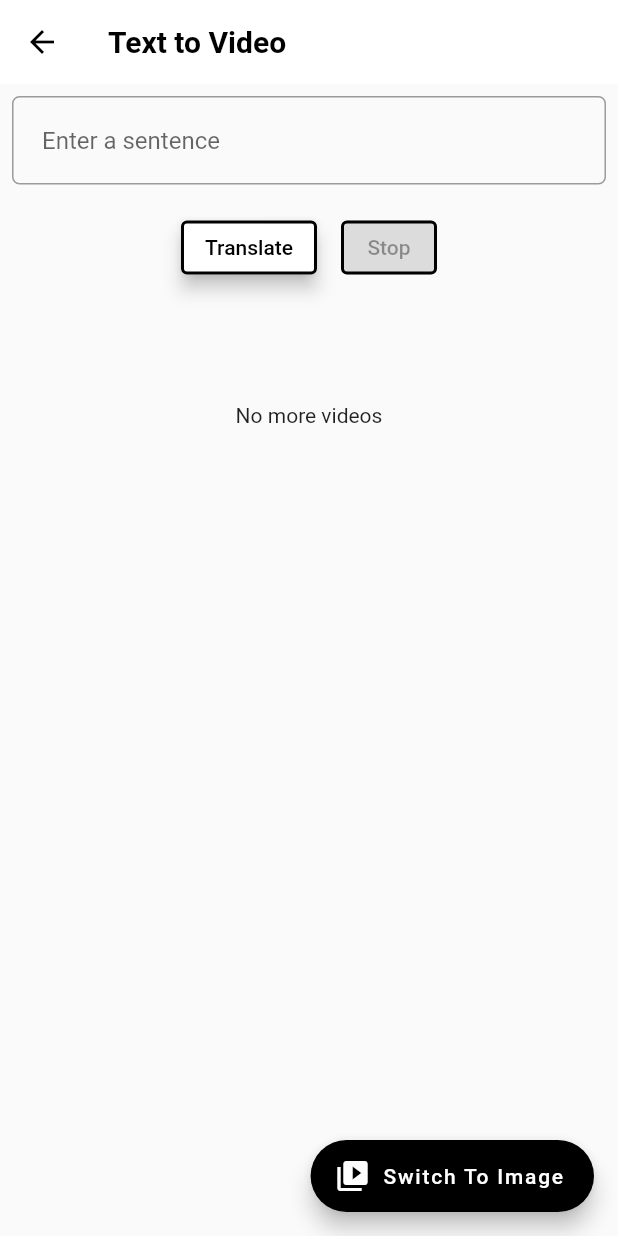
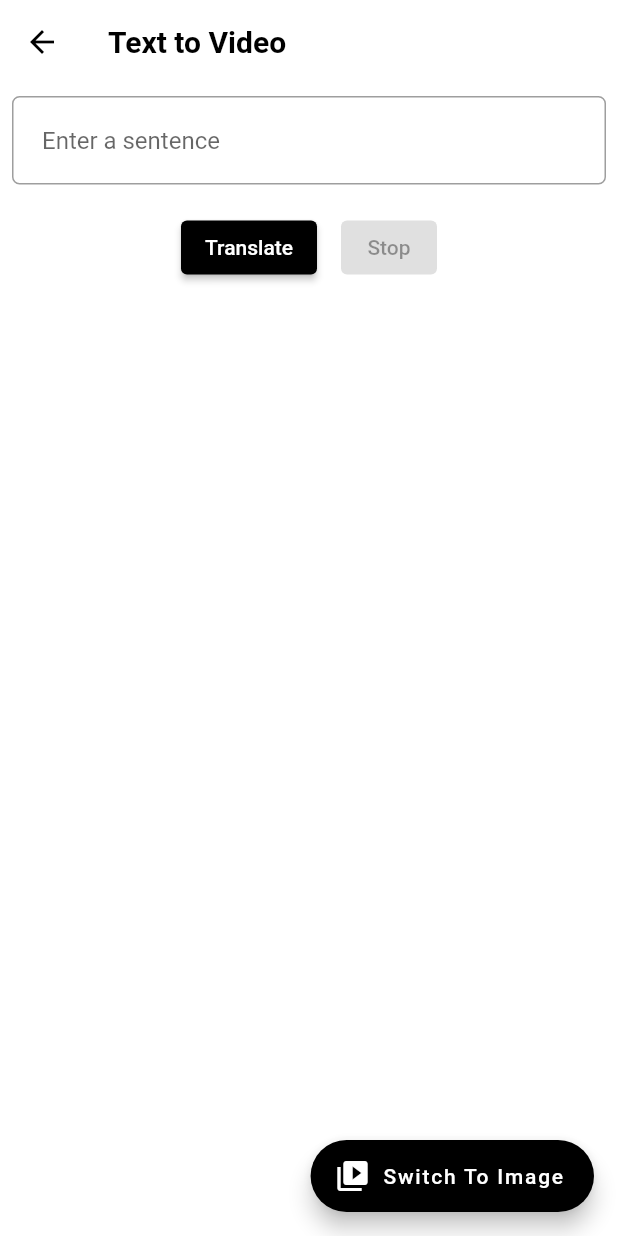
Before and after one commit to arham202/Text-to-Sign-Langauge-app, a Flutter app: the screen it shows after launch, after a tap on "Video", on a phone screen of 412 x 824 dp. Run offline on Flutter 3.47's test engine with Material 2 defaults, Android fonts, the phone set to English and light mode, and no system bars; our stand-ins replace flutter_svg, google_fonts, video_player.

Commit message:
Updated UI

```diff
--- a/lib/images.dart
+++ b/lib/images.dart
@@ -1,5 +1,5 @@
 import 'dart:async';
-
+import 'package:google_fonts/google_fonts.dart';
 import 'package:flutter/material.dart';
 
 class MyImageApp extends StatefulWidget {
@@ -71,6 +71,7 @@ class _MyImageAppState extends State<MyImageApp> {
   Widget build(BuildContext context) {
     return
       Scaffold(
+        backgroundColor: Colors.white,
         appBar: AppBar(
           title: const Text(
             'Text to Images',
@@ -116,6 +117,10 @@ class _MyImageAppState extends State<MyImageApp> {
                   mainAxisAlignment: MainAxisAlignment.center,
                   children: [
                     ElevatedButton(
+                      style: ElevatedButton.styleFrom(
+                        backgroundColor: Colors.black,
+                        shadowColor: Colors.black,
+                      ),
                       onPressed: () {
                         FocusScopeNode currentFocus = FocusScope.of(context);
                         if (!currentFocus.hasPrimaryFocus) {
@@ -127,6 +132,10 @@ class _MyImageAppState extends State<MyImageApp> {
                     ),
                     const SizedBox(width: 16.0),
                     ElevatedButton(
+                      style: ElevatedButton.styleFrom(
+                        backgroundColor: Colors.black,
+                        shadowColor: Colors.black,
+                      ),
                       onPressed: _isTimerActive ? _onStopPressed : null,
                       child: const Text('Stop'),
                     ),
@@ -148,7 +157,7 @@ class _MyImageAppState extends State<MyImageApp> {
                     return const Text('No images found');
                   },
                 )
-                    : const Text('No more images'),
+                    : const Text(''),
               ),
             ],
           ),
--- a/lib/main.dart
+++ b/lib/main.dart
@@ -1,6 +1,8 @@
 import 'package:flutter/material.dart';
+import 'package:google_fonts/google_fonts.dart';
 import 'images.dart';
 import 'video.dart';
+import 'package:flutter_svg/flutter_svg.dart';
 
 void main() {
   runApp(MyApp());
@@ -11,26 +13,10 @@ class MyApp extends StatelessWidget {
   Widget build(BuildContext context) {
     return MaterialApp(
       title: 'Text To Sign Language',
-      theme: ThemeData(
-        primaryColor: Colors.white,
-        accentColor: Colors.black,
-        elevatedButtonTheme: ElevatedButtonThemeData(
-          style: ElevatedButton.styleFrom(
-            primary: Colors.white,
-            onPrimary: Colors.black,
-            side: BorderSide(
-              color: Colors.black,
-              width: 2.0,
-            ),
-            elevation: 5,
-            shadowColor: Colors.black,
-          ),
-        ),
-      ),
       home: HomePage(),
       routes: {
-        MyImageApp.routeName: (context) => MyImageApp(),
-        MyVideoApp.routeName: (context) => MyVideoApp(),
+        MyImageApp.routeName: (context) => const MyImageApp(),
+        MyVideoApp.routeName: (context) => const MyVideoApp(),
       },
     );
   }
@@ -52,23 +38,24 @@ class HomePage extends StatelessWidget {
               children: [
                 Padding(
                   padding: EdgeInsets.symmetric(horizontal: 13),
-                  child: Text('Text To Sign Language',style: TextStyle(
+                  child: Text('Text To Sign Language',style: GoogleFonts.ptSans(
                     fontWeight: FontWeight.bold,
                     fontSize: 36,
+                    color: Colors.black,
                   ),),
                 ),
                 Padding(
-                  padding: EdgeInsets.all(15.0),
-                  child: Text('Empower communication for all with the power of sign language video translation.',style: TextStyle(
+                  padding: EdgeInsets.all(25.0),
+                  child: Text('Empower communication for all with the power of sign language video translation.',style: GoogleFonts.ptSans(
                     fontWeight: FontWeight.bold,
                     fontSize: 20,
                     color: Colors.grey,
                   ),),
                 ),
-                SizedBox(
-                  height: 20,
+                const SizedBox(
+                  height: 35,
                 ),
-                Image.asset('assets/images/Hand.png',width: 250,)
+                SvgPicture.asset('assets/images/Page1.svg',width: 350.0)
               ],
             ),
             Center(
@@ -76,18 +63,17 @@ class HomePage extends StatelessWidget {
             mainAxisAlignment: MainAxisAlignment.center,
             children: [
               SizedBox(
-                width: 200,
-                height: 80,
+                width: 325,
+                height: 70,
                 child: ElevatedButton(
                   style: ElevatedButton.styleFrom(
-                  primary: Colors.white,
-                  onPrimary: Colors.black,
-                  side: BorderSide(
+                    backgroundColor: Colors.black,
+                  side: const BorderSide(
                     color: Colors.black,
                     width: 4.0,
                   ),
                     shape: RoundedRectangleBorder(
-                      borderRadius: BorderRadius.circular(10),
+                      borderRadius: BorderRadius.circular(100),
                     ),
                   elevation: 10,
                   shadowColor: Colors.black,
@@ -95,26 +81,26 @@ class HomePage extends StatelessWidget {
                 onPressed: () {
                     Navigator.pushNamed(context, MyImageApp.routeName);
                   },
-                  child: Text('Finger Spell',style: TextStyle(
+                  child: Text('Finger Spell',style: GoogleFonts.ptSans(
                     fontWeight: FontWeight.bold,
                     fontSize: 28,
                   ),),
                 ),
               ),
-              SizedBox(height: 40),
+              const SizedBox(height: 30),
               SizedBox(
-                width: 200,
-                height: 80,
+                width: 325,
+                height: 70,
                 child: ElevatedButton(
                   style: ElevatedButton.styleFrom(
                     primary: Colors.white,
                     onPrimary: Colors.black,
-                    side: BorderSide(
+                    side: const BorderSide(
                       color: Colors.black,
                       width: 4.0,
                     ),
                     shape: RoundedRectangleBorder(
-                      borderRadius: BorderRadius.circular(10),
+                      borderRadius: BorderRadius.circular(100),
                     ),
                     elevation: 10,
                     shadowColor: Colors.black,
@@ -122,9 +108,9 @@ class HomePage extends StatelessWidget {
                   onPressed: () {
                     Navigator.pushNamed(context, MyVideoApp.routeName);
                   },
-                  child: const Text('Video',style: TextStyle(
+                  child:Text('Video',style: GoogleFonts.ptSans(
                     fontWeight: FontWeight.bold,
-                    fontSize: 28,
+                    fontSize: 30,
                   ),),
                 ),
               ),
--- a/lib/video.dart
+++ b/lib/video.dart
@@ -1,6 +1,7 @@
 import 'dart:async';
 import 'package:flutter/material.dart';
 import 'package:video_player/video_player.dart';
+import 'package:google_fonts/google_fonts.dart';
 
 class MyVideoApp extends StatefulWidget {
   static const routeName = '/video';
@@ -86,6 +87,7 @@ class _MyVideoAppState extends State<MyVideoApp> {
   @override
   Widget build(BuildContext context) {
     return Scaffold(
+      backgroundColor: Colors.white,
         appBar: AppBar(
           title: const Text(
             'Text to Video',
@@ -128,6 +130,10 @@ class _MyVideoAppState extends State<MyVideoApp> {
                 mainAxisAlignment: MainAxisAlignment.center,
                 children: [
                   ElevatedButton(
+                      style: ElevatedButton.styleFrom(
+                        backgroundColor: Colors.black,
+                        shadowColor: Colors.black,
+                  ),
                     onPressed: () {
                       FocusScopeNode currentFocus = FocusScope.of(context);
                       if (!currentFocus.hasPrimaryFocus) {
@@ -139,6 +145,10 @@ class _MyVideoAppState extends State<MyVideoApp> {
                   ),
                   const SizedBox(width: 16.0),
                   ElevatedButton(
+                      style: ElevatedButton.styleFrom(
+                        backgroundColor: Colors.black,
+                        shadowColor: Colors.black,
+                      ),
                     onPressed: _isTimerActive ? _onStopPressed : null,
                     child: const Text('Stop'),
                   ),
@@ -147,14 +157,18 @@ class _MyVideoAppState extends State<MyVideoApp> {
               SizedBox(
                 height: 80,
               ),
-              Center(
+              ClipOval(
+                child: SizedBox(
+                  width: 425.0,
+                  height: 350.0,
                   child: _currentIndex < _words.length
                       ? AspectRatio(
-                  aspectRatio: 16/9,
+                    aspectRatio: 1.0,
                     child: VideoPlayer(_controller),
                   )
                       : const Text('No more videos'),
                 ),
+              )
             ],
           ),
         ),
--- a/pubspec.yaml
+++ b/pubspec.yaml
@@ -39,6 +39,8 @@ dependencies:
   video_player: ^2.6.1
   chewie: ^1.4.0
   http: ^0.13.5
+  google_fonts: ^4.0.4
+  flutter_svg: ^1.1.6
 
 dev_dependencies:
   flutter_test:
```
Also changed, not shown: assets/images/Page1.svg (added), pubspec.lock, 3 other files. Lines whose indentation alone changed are shown as unchanged.
